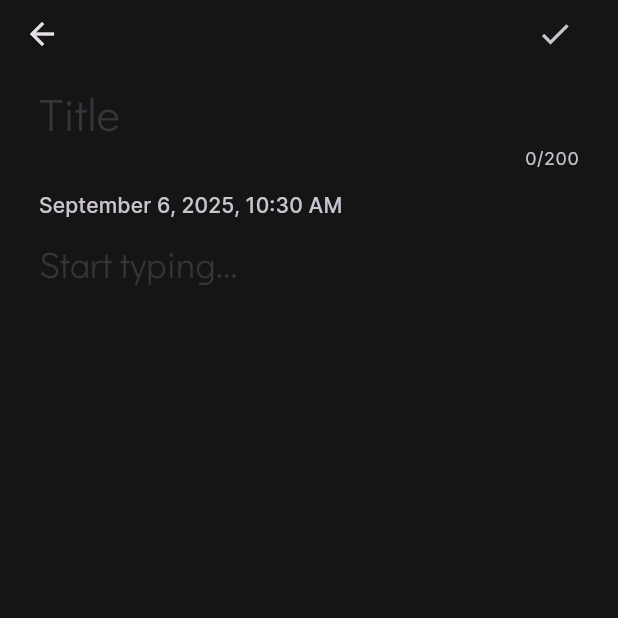
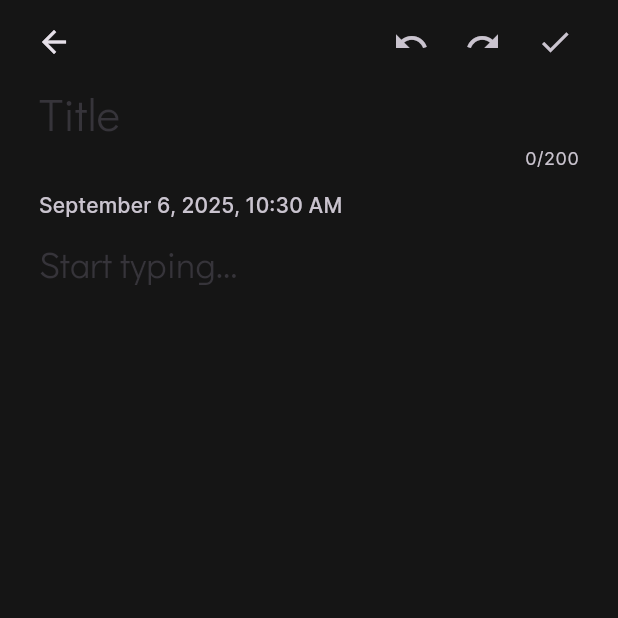
Before and after one commit to Rapithwin/firebase-notes, a Flutter app: the screen it shows once a user with an empty profile is signed in, after a tap on the "edit" icon, on a phone screen of 412 x 824 dp, the top half of it. Run offline on Flutter 3.47's test engine with Material 3 defaults, Android fonts, the light colour scheme and no system bars; our stand-ins replace cloud_firestore, firebase_auth, firebase_core, get, google_sign_in, shared_preferences; accounts and stored records are empty.

Commit message:
stopped using custom appbar

```diff
--- a/lib/pages/add_edit_page.dart
+++ b/lib/pages/add_edit_page.dart
@@ -1,7 +1,6 @@
 import 'package:firebase_notes/controllers/store_controller.dart';
 import 'package:firebase_notes/controllers/theme_controller.dart';
 import 'package:firebase_notes/models/notes_model.dart';
-import 'package:firebase_notes/widgets/custom_widgets.dart';
 import 'package:flutter/material.dart';
 import 'package:get/get.dart';
 import 'package:intl/intl.dart' show DateFormat;
@@ -74,27 +73,34 @@ class _AddEditPageState extends State<AddEditPage> {
 
   @override
   Widget build(BuildContext context) {
-    final ThemeController themeController = Get.find<ThemeController>();
     final ThemeData theme = Theme.of(context);
     return Scaffold(
-      appBar: CustomAppBar(
-        themeController: themeController,
+      appBar: AppBar(
         title: Text(""),
         titleSpacing: 0,
+        actionsPadding: EdgeInsets.only(right: 18.0),
+        leadingWidth: 72,
+        leading: BackButton(),
         actions: [
+          IconButton(onPressed: () {}, icon: Icon(Icons.undo)),
+          IconButton(onPressed: () {}, icon: Icon(Icons.redo)),
+
           Obx(
             () => storeController.isLoading.value
-                ? SizedBox(
-                    height: 20,
-                    width: 20,
+                ? Padding(
+                    padding: const EdgeInsets.only(right: 18.0),
+                    child: SizedBox(
+                      height: 20,
+                      width: 20,
 
-                    child: CircularProgressIndicator(
-                      strokeWidth: 2.5,
+                      child: CircularProgressIndicator(
+                        strokeWidth: 2.5,
+                      ),
                     ),
                   )
-                : GestureDetector(
-                    onTap: _onSave,
-                    child: const Icon(Icons.check),
+                : IconButton(
+                    onPressed: _onSave,
+                    icon: const Icon(Icons.check),
                   ),
           ),
         ],
--- a/lib/pages/home_page.dart
+++ b/lib/pages/home_page.dart
@@ -5,7 +5,6 @@ import 'package:firebase_notes/controllers/theme_controller.dart';
 import 'package:firebase_notes/models/notes_model.dart';
 import 'package:firebase_notes/pages/add_edit_page.dart';
 import 'package:firebase_notes/pages/settings_page.dart';
-import 'package:firebase_notes/widgets/custom_widgets.dart';
 import 'package:flutter/material.dart';
 import 'package:flutter_staggered_grid_view/flutter_staggered_grid_view.dart';
 import 'package:get/get.dart';
@@ -35,9 +34,10 @@ class _HomePageState extends State<HomePage> {
     final ThemeData theme = Theme.of(context);
     return Scaffold(
       backgroundColor: theme.colorScheme.surface,
-      appBar: CustomAppBar(
+      appBar: AppBar(
         titleSpacing: 30,
-        themeController: themeController,
+        // themeController: themeController,
+        actionsPadding: EdgeInsets.only(right: 30),
         title: Text("NOTES"),
         actions: [
           GestureDetector(
```
